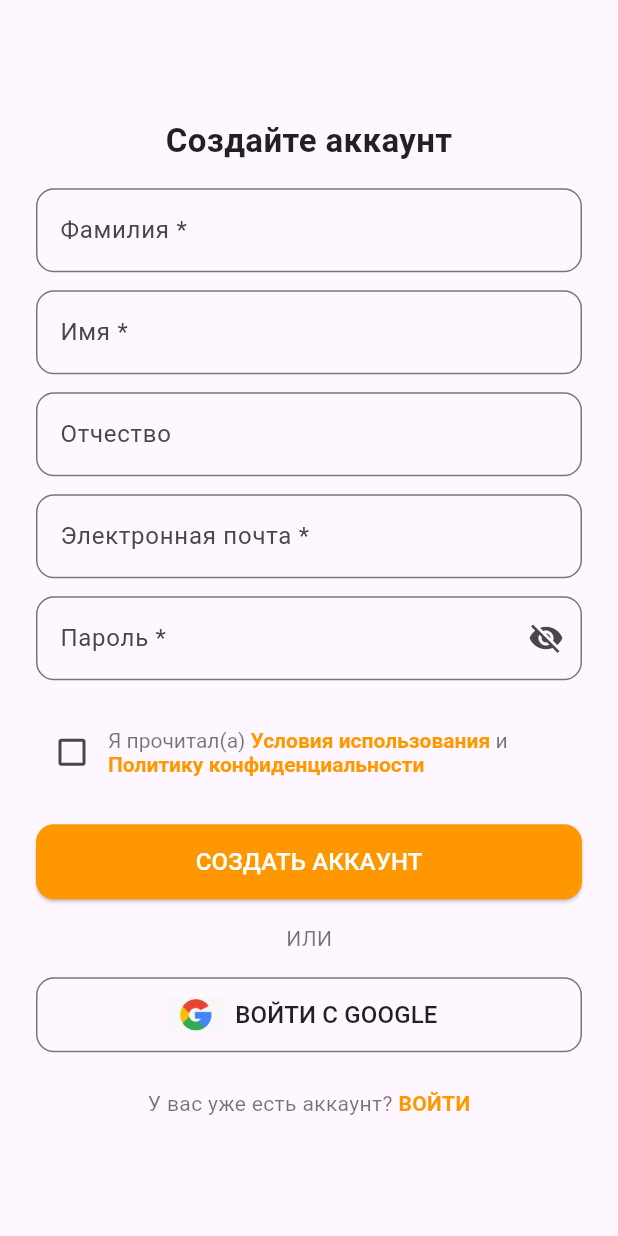
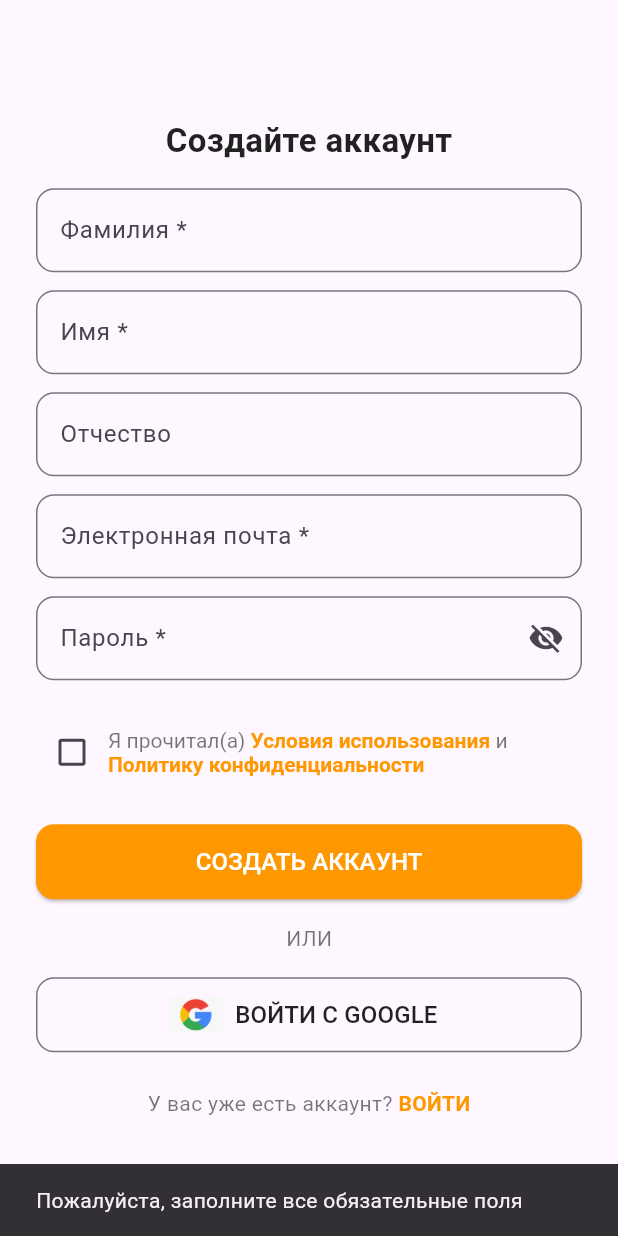
Before and after one commit to yarayk/biosmile, a Flutter app: the AuthSignUpWidget screen opened by its route, after a tap on "СОЗДАТЬ АККАУНТ", on a phone screen of 412 x 824 dp. Run offline on Flutter 3.47's test engine with Material 3 defaults, Android fonts, the phone set to English and light mode, and no system bars; our stand-ins replace camera, supabase_flutter; missing offline and left inert: google_mlkit_pose_detection; accounts and stored records are empty.

Commit message:
Подключение авторизации через почту и Google

```diff
--- /dev/null
+++ b/lib/config.dart
@@ -0,0 +1,2 @@
+const URL_KEY = 'https://wlinnnojuqxbpoeizyvz.supabase.co';
+const ANON_KEY = 'eyJhbGciOiJIUzI1NiIsInR5cCI6IkpXVCJ9.eyJpc3MiOiJzdXBhYmFzZSIsInJlZiI6IndsaW5ubm9qdXF4YnBvZWl6eXZ6Iiwicm9sZSI6ImFub24iLCJpYXQiOjE3NDIyMjE5MTQsImV4cCI6MjA1Nzc5NzkxNH0.-rw_YKxF-IWKWyADQaRdrBZqbxa4REO6TrAiBFmAd50';
--- a/lib/main.dart
+++ b/lib/main.dart
@@ -45,4 +45,3 @@ class MyApp extends StatelessWidget {
     );
   }
 }
-// mfkwmeofmwojeb
--- a/lib/pages/auth_signup_widget.dart
+++ b/lib/pages/auth_signup_widget.dart
@@ -1,5 +1,6 @@
 import 'package:flutter/material.dart';
 import 'package:flutter/gestures.dart';
+import 'package:supabase_flutter/supabase_flutter.dart';
 import 'terms_of_service_page.dart';
 import 'privacy_policy_page.dart';
 
@@ -8,8 +9,21 @@ class AuthSignUpWidget extends StatefulWidget {
   _AuthSignUpWidgetState createState() => _AuthSignUpWidgetState();
 }
 
+//Контроллеры
 class _AuthSignUpWidgetState extends State<AuthSignUpWidget> {
-  bool _isChecked = false; // Состояние чекбокса
+  final _lastNameController = TextEditingController();
+  final _firstNameController = TextEditingController();
+  final _middleNameController = TextEditingController();
+  final _emailController = TextEditingController();
+  final _passwordController = TextEditingController();
+
+  bool _isChecked = false;
+
+  @override
+  void initState() {
+    super.initState();
+    _checkUserSession();
+  }
 
   @override
   Widget build(BuildContext context) {
@@ -28,7 +42,9 @@ class _AuthSignUpWidgetState extends State<AuthSignUpWidget> {
               ),
             ),
             SizedBox(height: 16),
+            // Фамилия
             TextField(
+              controller: _lastNameController,
               decoration: InputDecoration(
                 labelText: 'Фамилия *',
                 border: OutlineInputBorder(
@@ -37,7 +53,9 @@ class _AuthSignUpWidgetState extends State<AuthSignUpWidget> {
               ),
             ),
             SizedBox(height: 12),
+            // Имя
             TextField(
+              controller: _firstNameController,
               decoration: InputDecoration(
                 labelText: 'Имя *',
                 border: OutlineInputBorder(
@@ -46,7 +64,9 @@ class _AuthSignUpWidgetState extends State<AuthSignUpWidget> {
               ),
             ),
             SizedBox(height: 12),
+            // Отчество
             TextField(
+              controller: _middleNameController,
               decoration: InputDecoration(
                 labelText: 'Отчество',
                 border: OutlineInputBorder(
@@ -55,7 +75,9 @@ class _AuthSignUpWidgetState extends State<AuthSignUpWidget> {
               ),
             ),
             SizedBox(height: 12),
+            // Электронная почта
             TextField(
+              controller: _emailController,
               decoration: InputDecoration(
                 labelText: 'Электронная почта *',
                 border: OutlineInputBorder(
@@ -64,8 +86,10 @@ class _AuthSignUpWidgetState extends State<AuthSignUpWidget> {
               ),
             ),
             SizedBox(height: 12),
+            // Пароль
             TextField(
               obscureText: true,
+              controller: _passwordController,
               decoration: InputDecoration(
                 labelText: 'Пароль *',
                 border: OutlineInputBorder(
@@ -75,13 +99,14 @@ class _AuthSignUpWidgetState extends State<AuthSignUpWidget> {
               ),
             ),
             SizedBox(height: 24),
+            // Чекбокс с условиями
             Row(
               children: [
                 Checkbox(
-                  value: _isChecked, // Текущее состояние чекбокса
+                  value: _isChecked,
                   onChanged: (bool? value) {
                     setState(() {
-                      _isChecked = value ?? false; // Обновляем состояние
+                      _isChecked = value ?? false;
                     });
                   },
                 ),
@@ -131,8 +156,9 @@ class _AuthSignUpWidgetState extends State<AuthSignUpWidget> {
               ],
             ),
             SizedBox(height: 24),
+            // Кнопка регистрации
             ElevatedButton(
-              onPressed: () {},
+              onPressed: _signUp,
               style: ElevatedButton.styleFrom(
                 backgroundColor: Colors.orange,
                 minimumSize: Size(double.infinity, 50),
@@ -149,7 +175,7 @@ class _AuthSignUpWidgetState extends State<AuthSignUpWidget> {
             Text('ИЛИ', style: TextStyle(color: Colors.black54)),
             SizedBox(height: 16),
             OutlinedButton.icon(
-              onPressed: () {},
+              onPressed: _signInWithGoogle,
               style: OutlinedButton.styleFrom(
                 minimumSize: Size(double.infinity, 50),
                 shape: RoundedRectangleBorder(
@@ -188,4 +214,80 @@ class _AuthSignUpWidgetState extends State<AuthSignUpWidget> {
       ),
     );
   }
+
+  // Функция регистрации
+  Future<void> _signUp() async {
+    final lastName = _lastNameController.text.trim();
+    final firstName = _firstNameController.text.trim();
+    final middleName = _middleNameController.text.trim();
+    final email = _emailController.text.trim();
+    final password = _passwordController.text.trim();
+
+    if (lastName.isEmpty || firstName.isEmpty || email.isEmpty || password.isEmpty) {
+      ScaffoldMessenger.of(context).showSnackBar(
+        SnackBar(content: Text('Пожалуйста, заполните все обязательные поля')),
+      );
+      return;
+    }
+
+    try {
+      final response = await Supabase.instance.client.auth.signUp(
+        email: email,
+        password: password,
+      );
+
+      if (response.user != null) {
+        ScaffoldMessenger.of(context).showSnackBar(
+          SnackBar(content: Text('Регистрация прошла успешно!')),
+        );
+        Navigator.pop(context);
+      } else {
+        ScaffoldMessenger.of(context).showSnackBar(
+          SnackBar(content: Text('Произошла ошибка при регистрации')),
+        );
+      }
+    } catch (e) {
+      print('Error during sign up: $e');
+      ScaffoldMessenger.of(context).showSnackBar(
+        SnackBar(content: Text('Произошла ошибка при регистрации')),
+      );
+    }
+  }
+
+  // Функция входа через Google
+  Future<void> _signInWithGoogle() async {
+    try {
+      // Вход через Google
+      final response = await Supabase.instance.client.auth.signInWithOAuth(
+        OAuthProvider.google, // Используем OAuthProvider.google
+      );
+
+      // Проверка успешного ответа
+      if (response == true) {
+        // Если возвращается true, то авторизация успешна
+        ScaffoldMessenger.of(context).showSnackBar(
+          SnackBar(content: Text('Успешный вход через Google')),
+        );
+        Navigator.pushReplacementNamed(context, '/home');
+      } else {
+        // Если возвращается false или ошибка
+        ScaffoldMessenger.of(context).showSnackBar(
+          SnackBar(content: Text('Ошибка входа: Неизвестная ошибка')),
+        );
+      }
+    } catch (e) {
+      ScaffoldMessenger.of(context).showSnackBar(
+        SnackBar(content: Text('Ошибка входа: $e')),
+      );
+    }
+  }
+  // Проверка, авторизован ли пользователь
+  void _checkUserSession() {
+    final user = Supabase.instance.client.auth.currentUser;
+    if (user != null) {
+      WidgetsBinding.instance.addPostFrameCallback((_) {
+        Navigator.pushReplacementNamed(context, '/home');
+      });
+    }
+  }
 }
```
